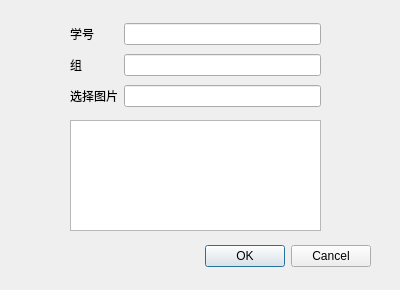
This is GUI_learing/baidufaceset/w1.ui in TangYF1997/- as Qt 5 draws it before an edit. The edited form follows.
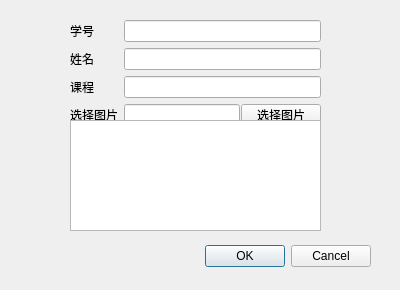
This is the edited form.

Diff of the .ui file:
```diff
--- a/GUI_learing/baidufaceset/w1.ui
+++ b/GUI_learing/baidufaceset/w1.ui
@@ -35,24 +35,10 @@
      <x>70</x>
      <y>20</y>
      <width>251</width>
-     <height>91</height>
+     <height>105</height>
     </rect>
    </property>
    <layout class="QGridLayout" name="gridLayout">
-    <item row="1" column="0">
-     <widget class="QLabel" name="label_2">
-      <property name="text">
-       <string>组</string>
-      </property>
-     </widget>
-    </item>
-    <item row="2" column="0">
-     <widget class="QLabel" name="label_3">
-      <property name="text">
-       <string>选择图片</string>
-      </property>
-     </widget>
-    </item>
     <item row="0" column="0">
      <widget class="QLabel" name="label">
       <property name="text">
@@ -60,14 +46,59 @@
       </property>
      </widget>
     </item>
+    <item row="4" column="0">
+     <widget class="QLabel" name="label_3">
+      <property name="text">
+       <string>选择图片</string>
+      </property>
+     </widget>
+    </item>
     <item row="0" column="1">
      <widget class="QLineEdit" name="lineEdit"/>
     </item>
+    <item row="1" column="0">
+     <widget class="QLabel" name="label_4">
+      <property name="text">
+       <string>姓名</string>
+      </property>
+     </widget>
+    </item>
+    <item row="2" column="0">
+     <widget class="QLabel" name="label_2">
+      <property name="text">
+       <string>课程</string>
+      </property>
+     </widget>
+    </item>
     <item row="1" column="1">
-     <widget class="QLineEdit" name="lineEdit_2"/>
+     <widget class="QLineEdit" name="lineEdit_4"/>
     </item>
     <item row="2" column="1">
-     <widget class="QLineEdit" name="lineEdit_3"/>
+     <widget class="QLineEdit" name="lineEdit_2"/>
+    </item>
+    <item row="4" column="1">
+     <layout class="QHBoxLayout" name="horizontalLayout_2">
+      <property name="spacing">
+       <number>1</number>
+      </property>
+      <item>
+       <widget class="QLineEdit" name="lineEdit_3">
+        <property name="maximumSize">
+         <size>
+          <width>16777215</width>
+          <height>16777215</height>
+         </size>
+        </property>
+       </widget>
+      </item>
+      <item>
+       <widget class="QPushButton" name="pushButton">
+        <property name="text">
+         <string>选择图片</string>
+        </property>
+       </widget>
+      </item>
+     </layout>
     </item>
    </layout>
   </widget>
```
Left out of the diff: 19 changed lines with no effect on the pictures.
